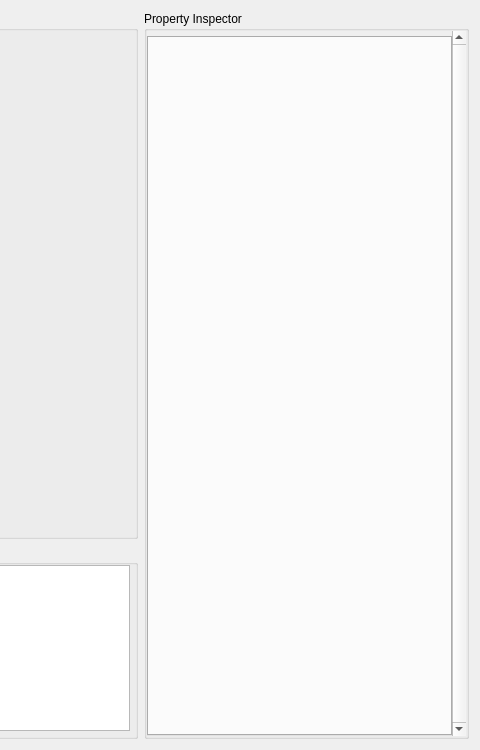
Old version of the form src/UI/mainwidget.ui in the repository Yuanzidan081/SRendererLab; both pictures show x 720 to 1200 and y 0 to 750 of the 1200 by 750 pixel window.
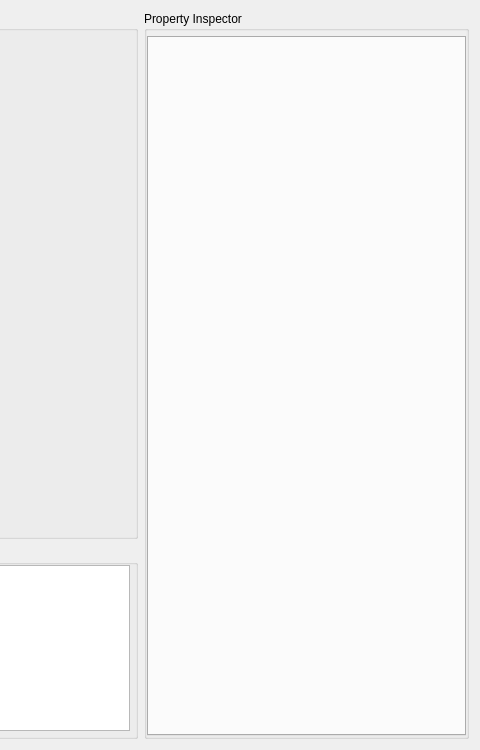
New version of the form. Custom widgets are drawn as their Qt base class.

```diff
--- a/src/UI/mainwidget.ui
+++ b/src/UI/mainwidget.ui
@@ -195,11 +195,14 @@
           <property name="frameShape">
            <enum>QFrame::NoFrame</enum>
           </property>
+          <property name="frameShadow">
+           <enum>QFrame::Plain</enum>
+          </property>
           <property name="lineWidth">
            <number>0</number>
           </property>
           <property name="verticalScrollBarPolicy">
-           <enum>Qt::ScrollBarAlwaysOn</enum>
+           <enum>Qt::ScrollBarAsNeeded</enum>
           </property>
           <property name="widgetResizable">
            <bool>true</bool>
@@ -209,7 +212,7 @@
             <rect>
              <x>0</x>
              <y>0</y>
-             <width>300</width>
+             <width>321</width>
              <height>709</height>
             </rect>
            </property>
@@ -230,7 +233,11 @@
              <number>0</number>
             </property>
             <item>
-             <widget class="QTabWidget" name="propTabWidget"/>
+             <widget class="QTabWidget" name="propTabWidget">
+              <property name="usesScrollButtons">
+               <bool>true</bool>
+              </property>
+             </widget>
             </item>
            </layout>
           </widget>
```
